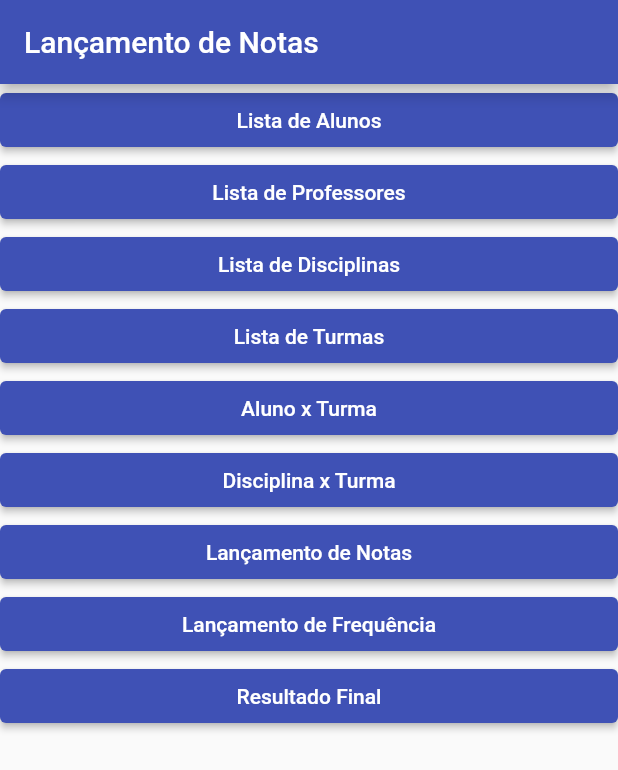
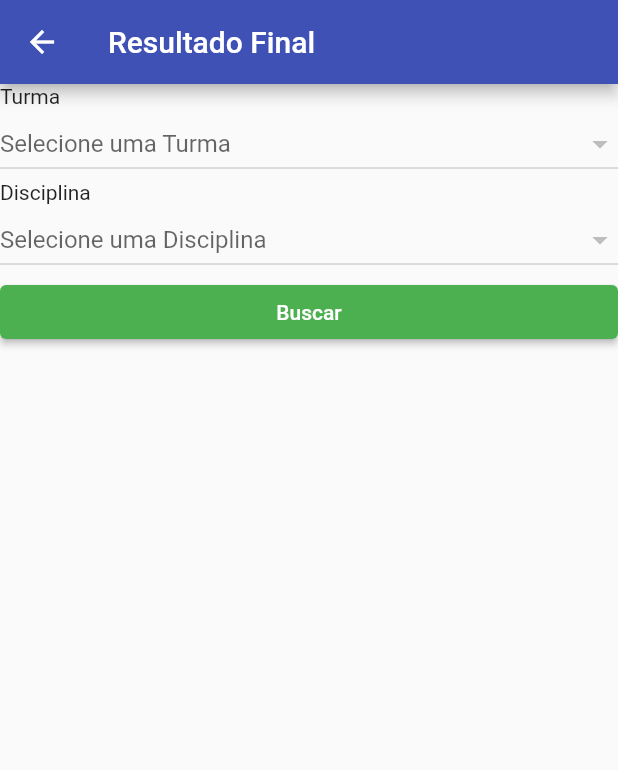
Before and after one commit to BrunoSzczuk/app_notas, a Flutter app: the screen it shows after launch, after a tap on "Resultado Final", on a phone screen of 412 x 824 dp. Shown: the top 770 px of the screen. Run offline on Flutter 3.47's test engine with Material 2 defaults, Android fonts, the phone set to English and light mode, and no system bars; our stand-ins replace date_field, sqflite; accounts and stored records are empty.

Commit message:
resultado final done

```diff
--- a/lib/datasources/local/frequencia_aluno_helper.dart
+++ b/lib/datasources/local/frequencia_aluno_helper.dart
@@ -64,4 +64,24 @@ class FrequenciaAlunoHelper extends BaseHelper<FrequenciaAluno> {
     }
     return retorno;
   }
+
+  Future<int> getByTurmaDisciplinaAlunoPresentes(
+      Turma turma, Disciplina disciplina, Aluno aluno) async {
+    Database db = await BancoDados().db;
+
+    List<Map> maps = await db.rawQuery(
+        'SELECT count(*) as count FROM ${FrequenciaAluno.Tabela} WHERE ${FrequenciaAluno.Presente} AND ${FrequenciaAluno.TurmaId} = ? AND ${FrequenciaAluno.DisciplinaId} = ? AND ${FrequenciaAluno.AlunoId} = ? ',
+        [turma.id, disciplina.id, aluno.id]);
+
+    return maps[0]['count'];
+  }
+
+  Future<int> getByTurmaDisciplina(Turma turma, Disciplina disciplina) async {
+    Database db = await BancoDados().db;
+    List<Map> maps = await db.rawQuery(
+        'SELECT count(*) as count FROM ${FrequenciaAluno.Tabela} WHERE ${FrequenciaAluno.TurmaId} = ? AND ${FrequenciaAluno.DisciplinaId} = ? group by ${FrequenciaAluno.AlunoId}',
+        [turma.id, disciplina.id]);
+
+    return maps[0]['count'];
+  }
 }
--- a/lib/datasources/local/nota_aluno_helper.dart
+++ b/lib/datasources/local/nota_aluno_helper.dart
@@ -61,4 +61,14 @@ class NotaAlunoHelper extends BaseHelper<NotaAluno> {
     }
     return retorno;
   }
+
+  getSomaDasNotasByTurmaDisciplinaAndAluno(
+      Turma turma, Disciplina disciplina, Aluno aluno) async {
+    Database db = await BancoDados().db;
+    List<Map> maps = await db.rawQuery(
+      'SELECT coalesce(sum(coalesce(${NotaAluno.Nota},0)),0) as nota FROM ${NotaAluno.Tabela} WHERE ${NotaAluno.TurmaId} = ? AND ${NotaAluno.DisciplinaId} = ? AND ${NotaAluno.AlunoId} = ?',
+      [turma.id, disciplina.id, aluno.id],
+    );
+    return maps[0]['nota'];
+  }
 }
--- a/lib/ui/pages/cad_nota_aluno_page.dart
+++ b/lib/ui/pages/cad_nota_aluno_page.dart
@@ -30,8 +30,8 @@ class CadNotaAlunoState
       MensagemAlerta.alerta(context: context, texto: 'A Nota é obrigatória!');
       return false;
     }
-    int nota = int.parse(_notaController.text.toString());
-    if (nota < 0 || nota > 100) {
+    int? nota = int.tryParse(_notaController.text.toString());
+    if (nota == null || nota < 0 || nota > 100) {
       MensagemAlerta.alerta(
           context: context, texto: 'A Nota informada está incorreta!');
       return false;
--- a/lib/ui/pages/home_page.dart
+++ b/lib/ui/pages/home_page.dart
@@ -6,6 +6,7 @@ import 'package:app_notas/ui/pages/list_disciplina_page.dart';
 import 'package:app_notas/ui/pages/list_disciplina_turma_page.dart';
 import 'package:app_notas/ui/pages/list_nota_aluno_page.dart';
 import 'package:app_notas/ui/pages/list_professor_page.dart';
+import 'package:app_notas/ui/pages/list_resultado_page.dart';
 import 'package:app_notas/ui/pages/list_turma_page.dart';
 import 'package:flutter/material.dart';
 
@@ -66,7 +67,10 @@ class _HomePageState extends State<HomePage> {
                   _abrirTelaLancamentoDeFrequencia(context);
                 }),
             ElevatedButton(
-                child: const Text("Resultado Final"), onPressed: () {}),
+                child: const Text("Resultado Final"),
+                onPressed: () {
+                  _abrirTelaResultadoFinal(context);
+                }),
           ],
         ));
   }
@@ -108,6 +112,11 @@ class _HomePageState extends State<HomePage> {
             builder: (context) => CadFrequenciaAlunoPage(FrequenciaAluno())));
   }
 
+  void _abrirTelaResultadoFinal(BuildContext context) {
+    Navigator.push(
+        context, MaterialPageRoute(builder: (context) => ListResultadoPage()));
+  }
+
   void _abrirTelaLancamentoDeNota(BuildContext context) {
     Navigator.push(
         context, MaterialPageRoute(builder: (context) => ListNotaAlunoPage()));
--- /dev/null
+++ b/lib/ui/pages/list_resultado_page.dart
@@ -0,0 +1,160 @@
+import 'package:app_notas/datasources/local/aluno_helper.dart';
+import 'package:app_notas/datasources/local/base/base_helper.dart';
+import 'package:app_notas/datasources/local/disciplina_helper.dart';
+import 'package:app_notas/datasources/local/frequencia_aluno_helper.dart';
+import 'package:app_notas/datasources/local/nota_aluno_helper.dart';
+import 'package:app_notas/datasources/local/turma_helper.dart';
+import 'package:app_notas/datasources/models/aluno.dart';
+import 'package:app_notas/datasources/models/base/base_model.dart';
+import 'package:app_notas/datasources/models/disciplina.dart';
+import 'package:app_notas/datasources/models/turma.dart';
+import 'package:app_notas/ui/pages/base/base_cad_page.dart';
+import 'package:app_notas/ui/pages/base/base_list_page.dart';
+import 'package:app_notas/ui/pages/cad_nota_aluno_page.dart';
+import 'package:flutter/material.dart';
+
+class ListResultadoPage extends BaseListPage {
+  @override
+  BaseListPageState<BaseListPage, BaseModel, BaseHelper<BaseModel>,
+      BaseCadPage<BaseModel>> createState() => ListResultadoState();
+}
+
+class ListResultadoState extends BaseListPageState<ListResultadoPage,
+    AlunoTurma, AlunoTurmaHelper, CadNotaAlunoPage> {
+  ListResultadoState()
+      : super(
+          AlunoTurmaHelper(),
+          'Resultado Final',
+        );
+  final turmaHelper = TurmaHelper();
+  final disciplinaHelper = DisciplinaHelper();
+  final alunoHelper = AlunoHelper();
+  final notaAlunoHelper = NotaAlunoHelper();
+  final frequenciaHelper = FrequenciaAlunoHelper();
+  Turma? turma;
+  Disciplina? disciplina;
+
+  @override
+  floatingButtonEnabled() => false;
+
+  @override
+  slideEnabled() => false;
+
+  @override
+  tapEnabled() => false;
+
+  bool isCamposValidos() => disciplina != null && turma != null;
+
+  @override
+  List<Widget> widgets() {
+    return [
+      const Text('Turma'),
+      FutureBuilder<List<Turma>>(
+          future: turmaHelper.getAll(),
+          builder: (context, snapshot) {
+            if (snapshot.hasData) {
+              return DropdownButton<Turma>(
+                  hint: const Text('Selecione uma Turma'),
+                  isExpanded: true,
+                  value: turma,
+                  onChanged: (value) {
+                    setState(() {
+                      turma = value;
+                    });
+                  },
+                  items: snapshot.data?.map((turma) {
+                    return DropdownMenuItem<Turma>(
+                      value: turma,
+                      child: Text(turma.nome),
+                    );
+                  }).toList());
+            } else {
+              return const Center(
+                child: CircularProgressIndicator(),
+              );
+            }
+          }),
+      const Text('Disciplina'),
+      FutureBuilder<List<Disciplina>>(
+        future: disciplinaHelper.getAll(),
+        builder: (context, snapshot) {
+          if (snapshot.hasData) {
+            return DropdownButton<Disciplina>(
+                hint: const Text('Selecione uma Disciplina'),
+                isExpanded: true,
+                value: disciplina,
+                onChanged: (value) {
+                  setState(() {
+                    disciplina = value;
+                  });
+                },
+                items: snapshot.data?.map((disciplina) {
+                  return DropdownMenuItem<Disciplina>(
+                    value: disciplina,
+                    child: Text(disciplina.nome!),
+                  );
+                }).toList());
+          } else {
+            return const Center(
+              child: CircularProgressIndicator(),
+            );
+          }
+        },
+      ),
+      ElevatedButton(
+          onPressed: _buscar,
+          child: const Text('Buscar'),
+          style: ElevatedButton.styleFrom(primary: Colors.green)),
+    ];
+  }
+
+  @override
+  Future<List<AlunoTurma>> buscaDadosParaLista() async {
+    if (isCamposValidos()) {
+      return helper.findByTurma(turma!);
+    }
+    return [];
+  }
+
+  void _buscar() {
+    setState(() {
+      buscaDadosParaLista();
+    });
+  }
+
+  @override
+  CadNotaAlunoPage criarTelaCadastro(AlunoTurma? dado) =>
+      CadNotaAlunoPage(dado!);
+
+  @override
+  Future<Widget?> subtitle(AlunoTurma dado) async =>
+      _calculaResultado(dado.aluno!);
+
+  @override
+  String textoDeExibicao(AlunoTurma dado) => dado.aluno!.nome;
+
+  Future<Widget> _calculaResultado(Aluno aluno) async {
+    final mediaDaNotaDoAluno =
+        await notaAlunoHelper.getSomaDasNotasByTurmaDisciplinaAndAluno(
+                turma!, disciplina!, aluno) /
+            2;
+    String texto;
+    if (mediaDaNotaDoAluno == null || mediaDaNotaDoAluno < 60) {
+      texto = 'Reprovado Por Nota';
+    } else {
+      final totalFrequenciaDaTurmaDisciplina =
+          await frequenciaHelper.getByTurmaDisciplina(turma!, disciplina!);
+      final frequenciaDoAluno = await frequenciaHelper
+          .getByTurmaDisciplinaAlunoPresentes(turma!, disciplina!, aluno);
+      final porcentagemDeFrequenciaDoAluno =
+          frequenciaDoAluno / totalFrequenciaDaTurmaDisciplina;
+      if (porcentagemDeFrequenciaDoAluno < 0.7) {
+        texto = 'Reprovado Por Frequência';
+      } else {
+        return const Text('Aprovado',
+            style: TextStyle(fontSize: 20, color: Colors.green));
+      }
+    }
+    return Text(texto, style: const TextStyle(fontSize: 20, color: Colors.red));
+  }
+}
```
Also changed, not shown: lib/ui/pages/base/base_list_page.dart (+38 -17 lines).
